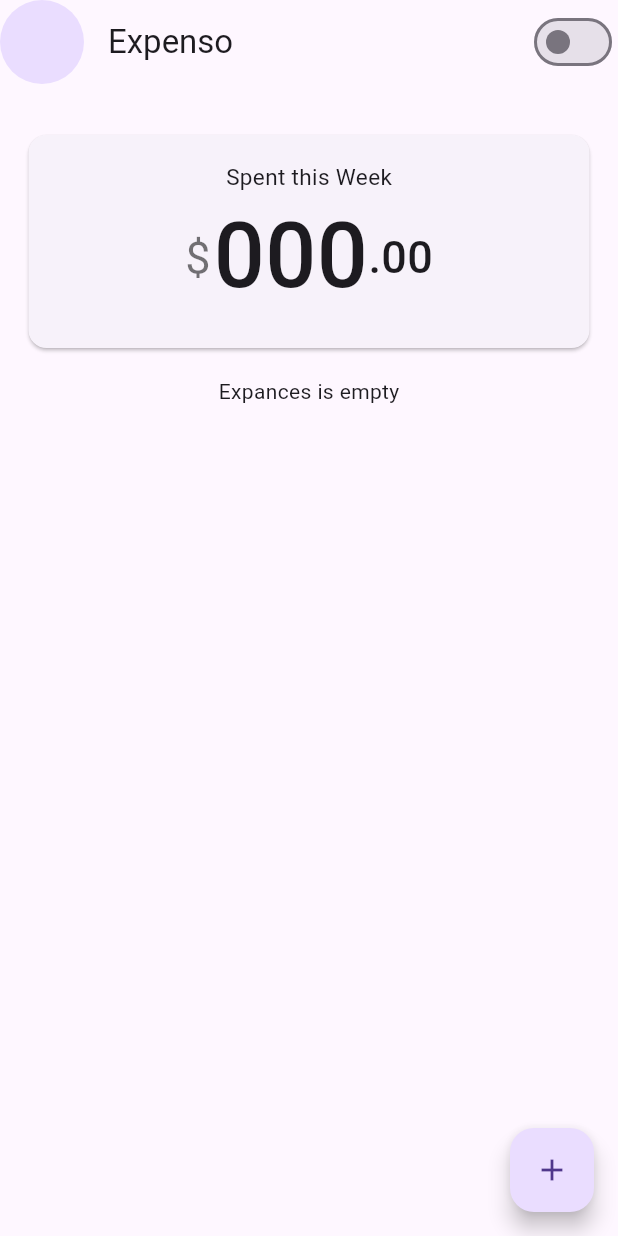
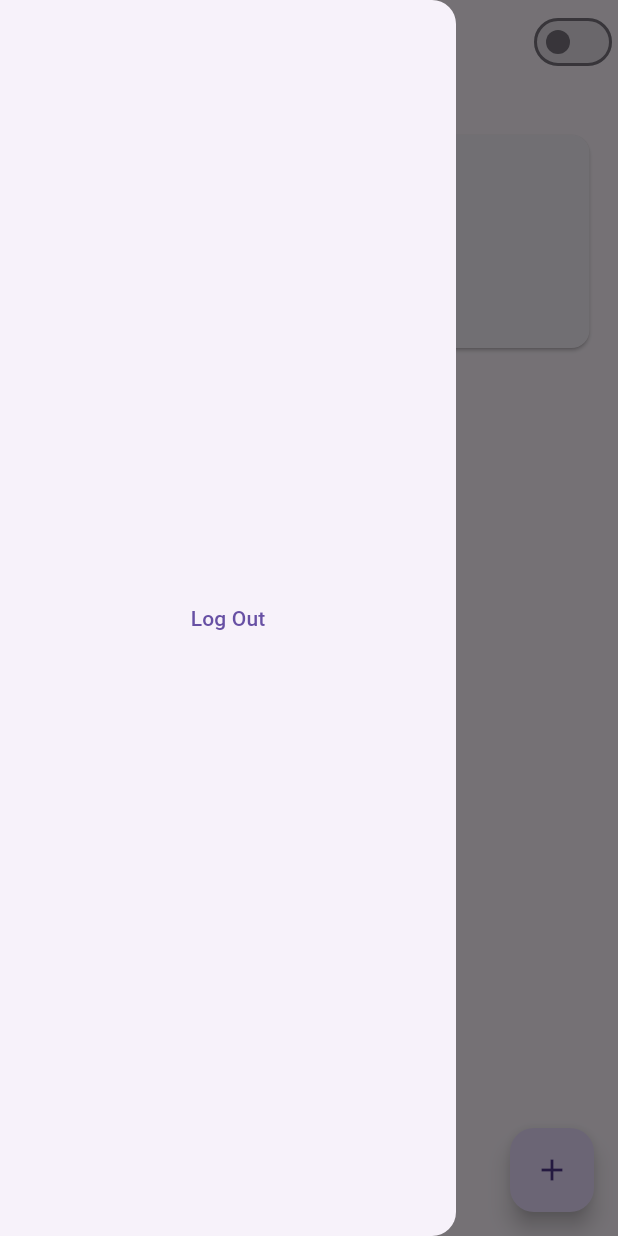
Before and after one commit to Mukeshkachchhawah/expences_app, a Flutter app: the Home_Page screen opened directly, with the side drawer open (before the commit the screen has no drawer), on a phone screen of 412 x 824 dp. Run offline on Flutter 3.47's test engine with Material 3 defaults, Android fonts, the light colour scheme and no system bars; our stand-ins replace bloc, flutter_bloc, flutter_screenutil, lottie, shared_preferences, sqflite and 1 more; accounts and stored records are empty; network calls fail; project files that could hold a hidden picture were left out.

Commit message:
update file

```diff
--- a/lib/constants/constants.dart
+++ b/lib/constants/constants.dart
@@ -66,6 +66,7 @@ class Constants {
   ];
 }
 
+/// catagery
 class AppConstants {
   static final app_name = "Expenser";
 
--- a/lib/constructor/social_media.dart
+++ b/lib/constructor/social_media.dart
@@ -1,10 +1,10 @@
 import 'package:flutter/material.dart';
 
-class Social_Midia_Button extends StatelessWidget {
+class SocialMidiaButton extends StatelessWidget {
   String images;
   double scale_value;
   String textValue;
-  Social_Midia_Button({required this.images, required this.scale_value, required this.textValue});
+  SocialMidiaButton({required this.images, required this.scale_value, required this.textValue});
   @override
   Widget build(BuildContext context) {
     // TODO: implement build
--- a/lib/screens/home/graf.dart
+++ b/lib/screens/home/graf.dart
@@ -198,6 +198,7 @@ class _Expense_MonthState extends State<Expense_Month> {
     );
   }
 
+//// month wish expesn amount
   void getMonthWiseTransaction(List<ExpenseModal> data) {
     arrFilterMonthExpense.clear();
     //getUniqueDates
--- a/lib/screens/home/home_page.dart
+++ b/lib/screens/home/home_page.dart
@@ -3,6 +3,7 @@ import 'package:expense_app/expense_bloc/expense_bloc.dart';
 import 'package:expense_app/modal/expense_modal.dart';
 import 'package:expense_app/modal/filtereExpense_modal.dart';
 import 'package:expense_app/screens/home/addTaks/addtakspage.dart';
+import 'package:expense_app/screens/onbording/user_account/login_page.dart';
 import 'package:expense_app/theme_provider/theme_provider.dart';
 import 'package:expense_app/ui_helper.dart';
 import 'package:flutter/material.dart';
@@ -33,8 +34,8 @@ class _Home_PageState extends State<Home_Page> {
 
     return Scaffold(
       appBar: AppBar(
-        title: Text("Expenso"),
-        leading: CircleAvatar(),
+        title: const Text("Expenso"),
+
         actions: [
           // handle dart theme and light theme
           Switch(
@@ -45,14 +46,24 @@ class _Home_PageState extends State<Home_Page> {
           )
         ],
       ),
+      drawer: Drawer(
+        child: Column(
+          mainAxisAlignment: MainAxisAlignment.center,
+          children: [
+            TextButton(onPressed: (){
+              Navigator.push(context, MaterialPageRoute(builder: (context) => LoginScreen(),));
+            }, child: const Text("Log Out"))
+          ],
+        ),
+      ),
       body: BlocBuilder<ExpenseBloc, ExpenseState>(
         builder: (context, state) {
           if (state is ExpenseLodingState) {
-            return Center(
+            return const Center(
               child: CircularProgressIndicator(),
             );
           } else if (state is ExpenseErroState) {
-            return Center(child: Text("${state.errorMsg}"));
+            return Center(child: Text(state.errorMsg));
           } else if (state is ExpenseLoadedState) {
             var arrData = state.arrExpenses;
             getDateWishTransaction(arrData);
@@ -71,7 +82,7 @@ class _Home_PageState extends State<Home_Page> {
                         child: Column(
                           mainAxisAlignment: MainAxisAlignment.center,
                           children: [
-                            Text(
+                            const Text(
                               "Spent this Week",
                               style: TextStyle(fontSize: 15),
                             ),
@@ -79,17 +90,17 @@ class _Home_PageState extends State<Home_Page> {
                               child: Row(
                                 mainAxisAlignment: MainAxisAlignment.center,
                                 children: [
-                                  Text("\$",
+                                  const Text("\$",
                                       style: TextStyle(
                                           fontSize: 30, color: Colors.black54)),
                                   wSpacher(width: 2.0),
-                                  Text(
+                                  const Text(
                                     "000",
                                     style: TextStyle(
                                         fontSize: 60,
                                         fontWeight: FontWeight.w500),
                                   ),
-                                  Text(
+                                  const Text(
                                     ".00",
                                     style: TextStyle(
                                         fontSize: 30,
@@ -105,7 +116,7 @@ class _Home_PageState extends State<Home_Page> {
                     hSpacher(),
                     arrFilterExpensceModal.isNotEmpty
                         ? CustomListView()
-                        : Text("Expances is empty"),
+                        : const Text("Expances is empty"),
                   ],
                 ),
               ),
@@ -121,10 +132,10 @@ class _Home_PageState extends State<Home_Page> {
           Navigator.push(
               context,
               MaterialPageRoute(
-                builder: (context) => AddTaksPage(),
+                builder: (context) => const AddTaksPage(),
               ));
         },
-        child: Icon(Icons.add),
+        child: const Icon(Icons.add),
       ),
       // floatingActionButtonLocation: FloatingActionButtonLocation.endTop,
     );
@@ -133,7 +144,7 @@ class _Home_PageState extends State<Home_Page> {
   Widget CustomListView() {
     return ListView.builder(
       shrinkWrap: true,
-      physics: NeverScrollableScrollPhysics(),
+      physics: const NeverScrollableScrollPhysics(),
       reverse: true,
       itemCount: arrFilterExpensceModal.length,
       itemBuilder: (_, index) {
@@ -163,7 +174,7 @@ class _Home_PageState extends State<Home_Page> {
             ListView.builder(
                 shrinkWrap: true,
                 reverse: true,
-                physics: NeverScrollableScrollPhysics(),
+                physics: const NeverScrollableScrollPhysics(),
                 itemCount: arrFilterExpensceModal[index].arrExpenseModal.length,
                 itemBuilder: (_, childIndex) {
                   var arreach =
@@ -181,7 +192,7 @@ class _Home_PageState extends State<Home_Page> {
                     trailing: Column(
                       crossAxisAlignment: CrossAxisAlignment.end,
                       mainAxisAlignment: MainAxisAlignment.center,
-                      children: [Text("\$ ${arreach.exp_amt}"), Text("Debit")],
+                      children: [Text("\$ ${arreach.exp_amt}"), const Text("Debit")],
                     ),
                   );
                 })
@@ -191,7 +202,7 @@ class _Home_PageState extends State<Home_Page> {
     );
   }
 
-  /// data wish transaction
+  /// date wish transaction
   void getDateWishTransaction(List<ExpenseModal> data) {
     arrFilterExpensceModal.clear();
     List<String> arrUniqueDate = [];
--- a/lib/screens/onbording/user_account/register_page.dart
+++ b/lib/screens/onbording/user_account/register_page.dart
@@ -290,17 +290,17 @@ class _Register_PageState extends State<Register_Page> {
     return Row(
       mainAxisAlignment: MainAxisAlignment.spaceEvenly,
       children: [
-        Social_Midia_Button(
+        SocialMidiaButton(
             images:
                 "https://www.freepnglogos.com/uploads/google-logo-png/google-logo-png-webinar-optimizing-for-success-google-business-webinar-13.png",
             scale_value: 40,
             textValue: "google"),
-        Social_Midia_Button(
+        SocialMidiaButton(
             images:
                 "https://1000logos.net/wp-content/uploads/2021/04/Facebook-logo.png",
             scale_value: 20,
             textValue: "Facbook"),
-        Social_Midia_Button(
+        SocialMidiaButton(
             images: "https://cdn-icons-png.flaticon.com/512/2/2235.png",
             scale_value: 20,
             textValue: "Mac")
```
Also changed, not shown: lib/screens/onbording/splace_screen.dart (+9 -9 lines), lib/screens/onbording/user_account/login_page.dart (+24 -15 lines), pubspec.lock.
